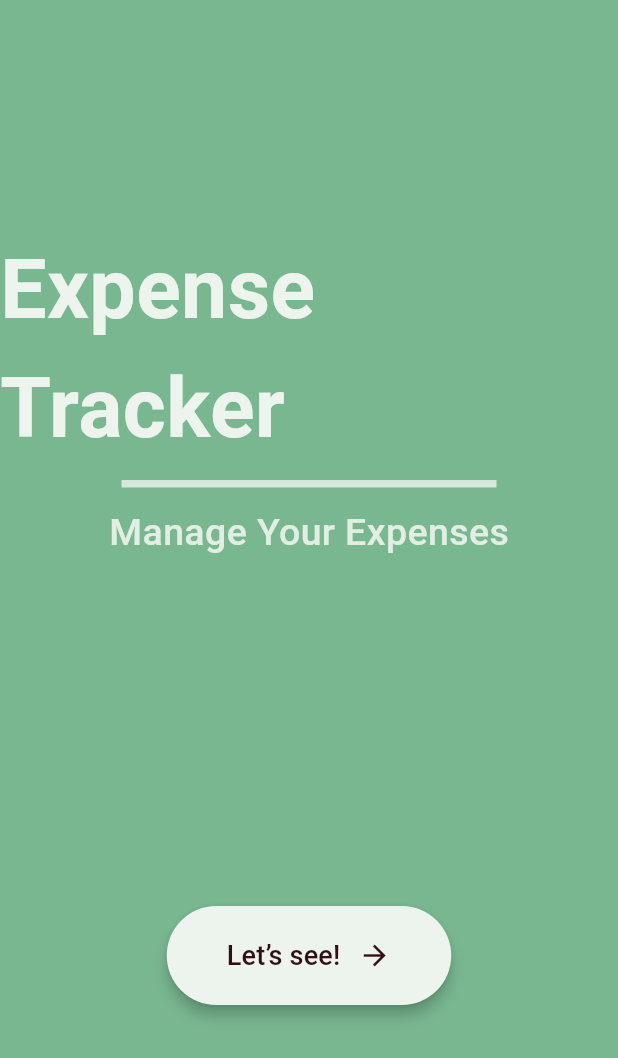
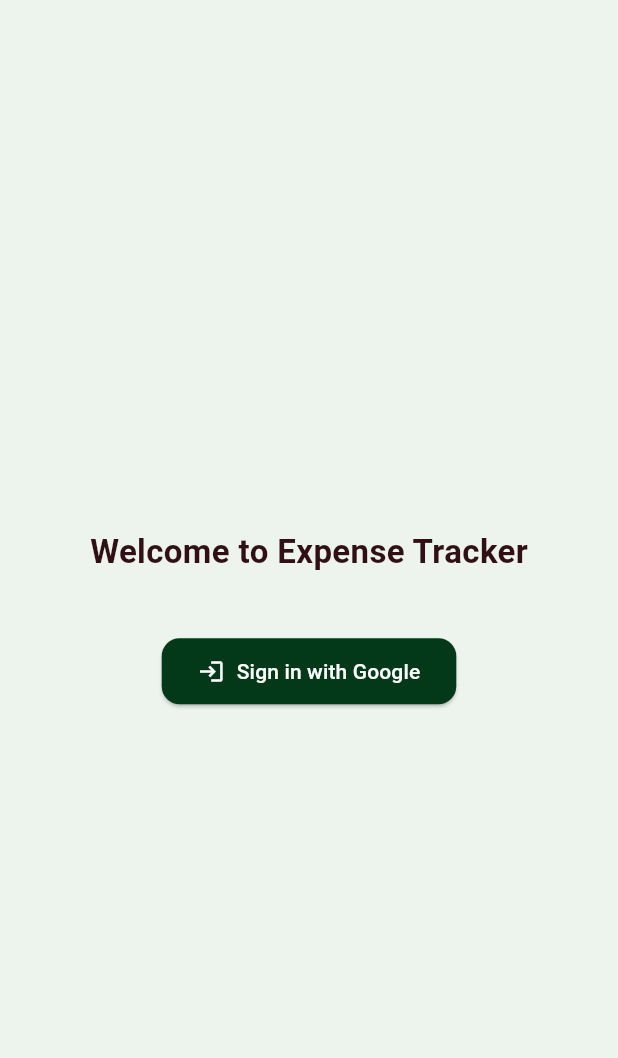
Before and after one commit to mehmethekim/expense-tracker, a Flutter app: the screen it shows after launch, on a phone screen of 412 x 824 dp. Shown: the top 1058 px of the screen. Run offline on Flutter 3.47's test engine with Material 3 defaults, Android fonts, the phone set to English and light mode, and no system bars; our stand-ins replace cloud_firestore, firebase_auth, firebase_core, fl_chart, google_sign_in; accounts and stored records are empty; Roboto replaces fonts that are missing (Cursive).

Commit message:
added auth and firebase

```diff
--- a/lib/main.dart
+++ b/lib/main.dart
@@ -1,20 +1,22 @@
 import 'package:flutter/material.dart';
-import 'core/theme/app_theme.dart';
-import 'presentation/screens/welcome/welcome_screen.dart';
-
-void main() {
-  runApp(const ExpenseTrackerApp());
+import 'package:firebase_core/firebase_core.dart';
+import 'presentation/auth_gate.dart';
+void main() async {
+  WidgetsFlutterBinding.ensureInitialized();
+  await Firebase.initializeApp();
+  runApp(const MyApp());
 }
 
-class ExpenseTrackerApp extends StatelessWidget {
-  const ExpenseTrackerApp({super.key});
+class MyApp extends StatelessWidget {
+  const MyApp({super.key});
 
   @override
   Widget build(BuildContext context) {
     return MaterialApp(
-      title: 'Family Expense Tracker',
-      theme: AppTheme.lightTheme,
-      home: const WelcomeScreen(),
+      debugShowCheckedModeBanner: false,
+      title: 'Expense Tracker',
+      theme: ThemeData(primarySwatch: Colors.green),
+      home: const AuthGate(),
     );
   }
 }
--- /dev/null
+++ b/lib/presentation/auth_gate.dart
@@ -0,0 +1,62 @@
+import 'package:flutter/material.dart';
+import 'package:firebase_auth/firebase_auth.dart';
+import 'package:cloud_firestore/cloud_firestore.dart';
+
+import '../presentation/screens/home/home_screen.dart';
+import '../presentation/screens/family/family_setup_screen.dart';
+import '../presentation/screens/auth/login_page.dart';
+
+class AuthGate extends StatelessWidget {
+  const AuthGate({super.key});
+
+  Future<String?> _getUserFamily(String uid) async {
+    final db = FirebaseFirestore.instance;
+
+    final families = await db.collection('families')
+        .where('members', arrayContains: uid)
+        .limit(1)
+        .get();
+
+    if (families.docs.isNotEmpty) {
+      return families.docs.first.id; // familyId
+    }
+    return null;
+  }
+
+  @override
+  Widget build(BuildContext context) {
+    return StreamBuilder<User?>(
+      stream: FirebaseAuth.instance.authStateChanges(),
+      builder: (context, snapshot) {
+        if (snapshot.connectionState == ConnectionState.waiting) {
+          return const Scaffold(body: Center(child: CircularProgressIndicator()));
+        }
+
+        final user = snapshot.data;
+
+        if (user == null) {
+          // Not logged in → go to Login
+          return const LoginPage();
+        }
+
+        // Logged in → check family membership
+        return FutureBuilder<String?>(
+          future: _getUserFamily(user.uid),
+          builder: (context, familySnapshot) {
+            if (familySnapshot.connectionState == ConnectionState.waiting) {
+              return const Scaffold(body: Center(child: CircularProgressIndicator()));
+            }
+
+            if (familySnapshot.hasData && familySnapshot.data != null) {
+              // Belongs to a family → go Home
+              return const HomeScreen();
+            } else {
+              // No family → go FamilySetup
+              return const FamilySetupScreen();
+            }
+          },
+        );
+      },
+    );
+  }
+}
--- /dev/null
+++ b/lib/presentation/screens/auth/login_page.dart
@@ -0,0 +1,83 @@
+import 'package:flutter/material.dart';
+import 'package:firebase_auth/firebase_auth.dart';
+import '../../../core/constants/app_colors.dart';
+import '../../../data/services/auth_service.dart';
+import '../home/home_screen.dart';
+import '../family/family_setup_screen.dart';
+
+class LoginPage extends StatefulWidget {
+  const LoginPage({super.key});
+
+  @override
+  State<LoginPage> createState() => _LoginPageState();
+}
+
+class _LoginPageState extends State<LoginPage> {
+  final AuthService _authService = AuthService();
+  bool _isLoading = false;
+
+  Future<void> _handleGoogleLogin() async {
+    setState(() => _isLoading = true);
+
+    try {
+      final user = await _authService.signInWithGoogle();
+      if (user != null) {
+        // Check if user belongs to a family
+        final userId = user.uid;
+
+        // Firestore check comes here later, for now go straight to FamilySetup
+        Navigator.pushReplacement(
+          context,
+          MaterialPageRoute(
+            builder: (_) => const FamilySetupScreen(), // will redirect later
+          ),
+        );
+      }
+    } catch (e) {
+      ScaffoldMessenger.of(context).showSnackBar(
+        SnackBar(content: Text("Login failed: $e")),
+      );
+    } finally {
+      setState(() => _isLoading = false);
+    }
+  }
+
+  @override
+  Widget build(BuildContext context) {
+    return Scaffold(
+      backgroundColor: AppColors.mintCream,
+      body: Center(
+        child: _isLoading
+            ? const CircularProgressIndicator()
+            : Column(
+                mainAxisSize: MainAxisSize.min,
+                children: [
+                  const Text(
+                    "Welcome to Expense Tracker",
+                    style: TextStyle(
+                      fontSize: 22,
+                      fontWeight: FontWeight.bold,
+                      color: AppColors.blackBean,
+                    ),
+                  ),
+                  const SizedBox(height: 40),
+                  ElevatedButton.icon(
+                    style: ElevatedButton.styleFrom(
+                      backgroundColor: AppColors.deepJungleGreen,
+                      foregroundColor: Colors.white,
+                      padding: const EdgeInsets.symmetric(
+                          horizontal: 24, vertical: 12),
+                      shape: RoundedRectangleBorder(
+                        borderRadius: BorderRadius.circular(12),
+                      ),
+                    ),
+                    icon: const Icon(Icons.login),
+                    label: const Text("Sign in with Google"),
+                    onPressed: _handleGoogleLogin,
+                  ),
+                ],
+              ),
+      ),
+    );
+  }
+}
```
Also changed, not shown: lib/data/services/auth_service.dart (added, +27 -0 lines), lib/data/services/firestore_service.dart (added, +92 -0 lines), lib/presentation/screens/family/family_setup_screen.dart (added, +142 -0 lines), lib/presentation/screens/home/home_screen.dart (+104 -85 lines), lib/presentation/widgets/expense_pie_chart.dart (added, +105 -0 lines), pubspec.yaml (+7 -1 lines), firebase.json (added), lib/firebase_options.dart (added), pubspec.lock, 8 other files.
